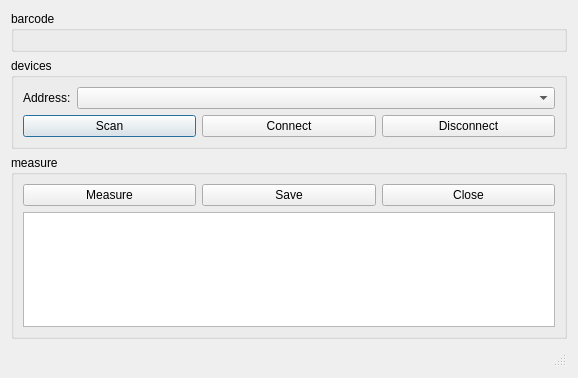
Above: src/prototype/LowEnergyThermometer/MainWindow.ui from inglis-dl/cypress before the change. Below: the same form after it.
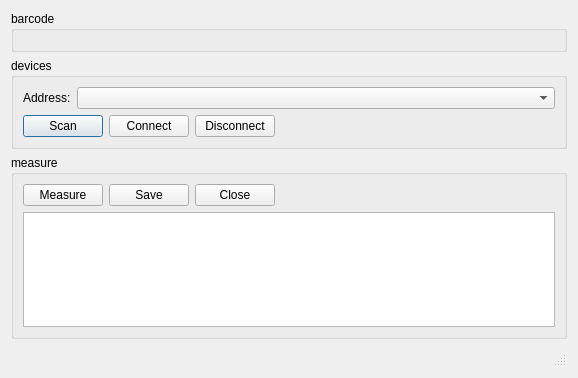
That is the form after the change. Custom widgets are drawn as their Qt base class.

Diff of the .ui file:
```diff
--- a/src/prototype/LowEnergyThermometer/MainWindow.ui
+++ b/src/prototype/LowEnergyThermometer/MainWindow.ui
@@ -82,6 +82,19 @@
           </property>
          </widget>
         </item>
+        <item>
+         <spacer name="horizontalSpacer_2">
+          <property name="orientation">
+           <enum>Qt::Horizontal</enum>
+          </property>
+          <property name="sizeHint" stdset="0">
+           <size>
+            <width>40</width>
+            <height>20</height>
+           </size>
+          </property>
+         </spacer>
+        </item>
        </layout>
       </item>
      </layout>
@@ -128,6 +141,19 @@
           </property>
          </widget>
         </item>
+        <item>
+         <spacer name="horizontalSpacer">
+          <property name="orientation">
+           <enum>Qt::Horizontal</enum>
+          </property>
+          <property name="sizeHint" stdset="0">
+           <size>
+            <width>40</width>
+            <height>20</height>
+           </size>
+          </property>
+         </spacer>
+        </item>
        </layout>
       </item>
       <item>
```
